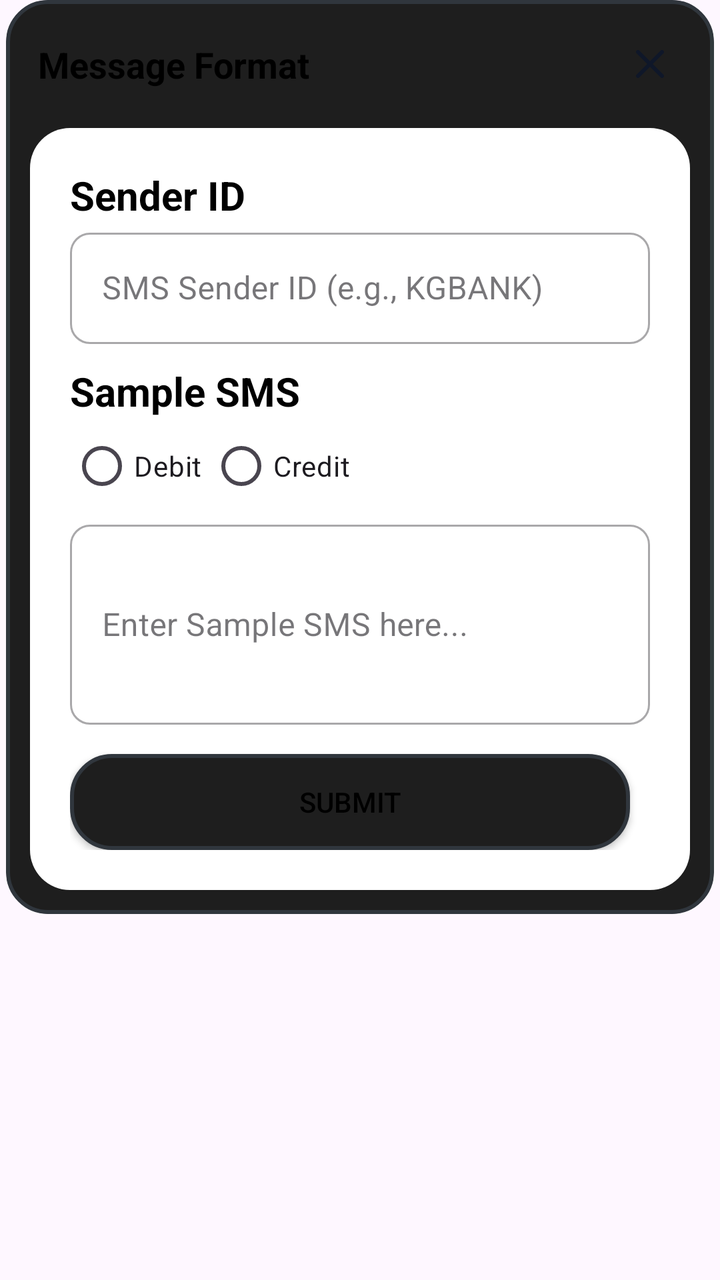
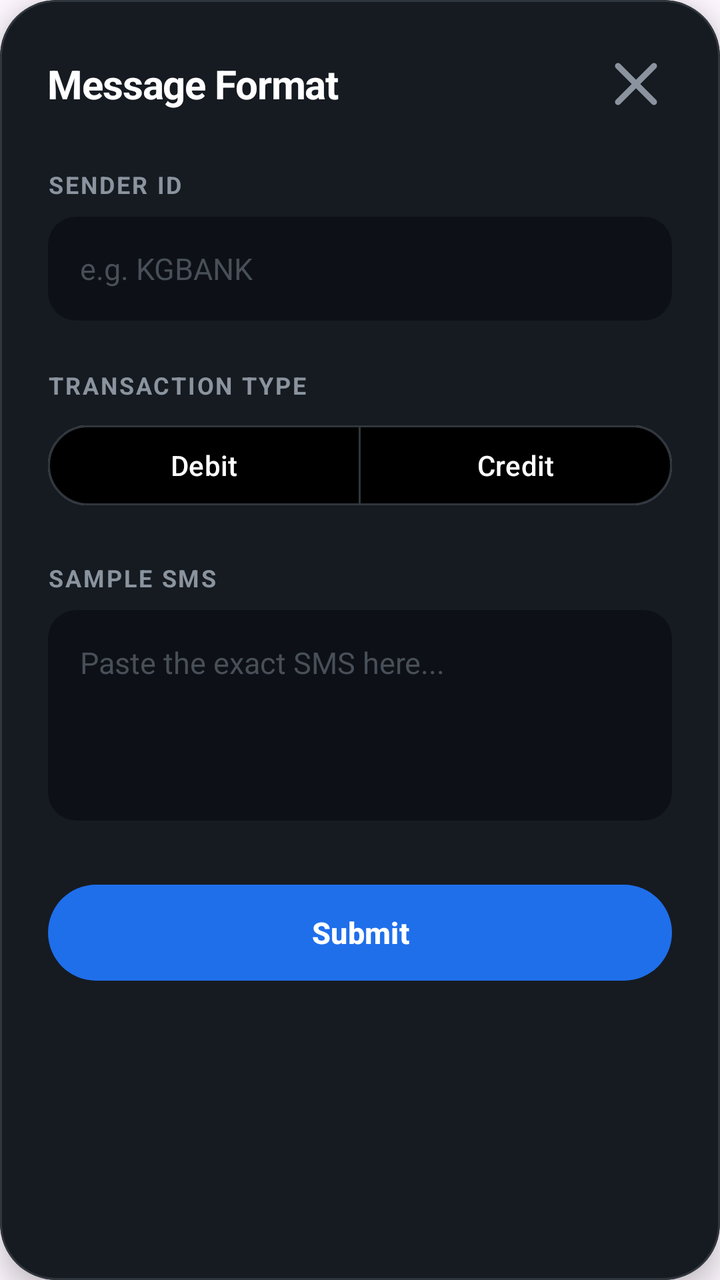

An Android layout rendered at two revisions. The XML below is the earlier revision; the diff shows what the commit changed to produce the second picture.
<!-- AndroidManifest.xml: application theme Theme.Miniproject -->
<!-- res/layout/setupdialog.xml -->
<RelativeLayout
    xmlns:android="http://schemas.android.com/apk/res/android"
    android:layout_height="wrap_content"
    android:layout_width="wrap_content">

<androidx.constraintlayout.widget.ConstraintLayout
    xmlns:app="http://schemas.android.com/apk/res-auto"
    android:layout_width="match_parent"
    android:layout_height="wrap_content"
    android:layout_marginHorizontal="3dp"
    android:padding="12dp"
    android:background="@drawable/rect1"
    android:clipToOutline="true">

    <TextView
        android:id="@+id/dialogTitle"
        android:layout_width="0dp"
        android:layout_height="wrap_content"
        android:text="Message Format"
        android:textSize="18sp"
        android:textStyle="bold"
        android:textColor="@android:color/black"
        android:layout_marginStart="4dp"
        app:layout_constraintStart_toStartOf="parent"
        app:layout_constraintEnd_toStartOf="@+id/closeButton"
        app:layout_constraintTop_toTopOf="@+id/closeButton"
        app:layout_constraintBottom_toBottomOf="@+id/closeButton"/>

    <ImageButton
        android:id="@+id/closeButton"
        android:layout_width="40dp"
        android:layout_height="40dp"
        android:padding="8dp"
        android:scaleType="fitCenter"
        android:background="?attr/selectableItemBackgroundBorderless"
        android:src="@drawable/close_x_svgrepo_com"
        android:contentDescription="Close dialog"
        app:layout_constraintEnd_toEndOf="parent"
        app:layout_constraintTop_toTopOf="parent" />

    <LinearLayout
        android:id="@+id/contentLayout"
        android:layout_width="0dp"
        android:layout_height="wrap_content"
        android:layout_marginTop="12dp"
        android:background="@drawable/rect2"
        android:orientation="vertical"
        android:padding="20dp"
        app:layout_constraintTop_toBottomOf="@+id/closeButton"
        app:layout_constraintBottom_toBottomOf="parent"
        app:layout_constraintStart_toStartOf="parent"
        app:layout_constraintEnd_toEndOf="parent">
        <TextView
            android:layout_width="match_parent"
            android:layout_height="wrap_content"
            android:text="Sender ID"
            android:textStyle="bold"
            android:textColor="@color/black"
            android:textSize="20sp"/>

        <com.google.android.material.textfield.TextInputLayout
            android:layout_width="match_parent"
            android:layout_height="wrap_content"
            style="@style/Widget.MaterialComponents.TextInputLayout.OutlinedBox"
            android:layout_marginBottom="10dp"
            app:boxBackgroundColor="@android:color/white"
            app:boxCornerRadiusTopStart="10dp"
            app:boxCornerRadiusTopEnd="10dp"
            app:boxCornerRadiusBottomStart="10dp"
            app:boxCornerRadiusBottomEnd="10dp">

            <com.google.android.material.textfield.TextInputEditText
                android:id="@+id/senderid"
                android:layout_width="match_parent"
                android:layout_height="wrap_content"
                android:textColor="@color/black"
                android:hint="SMS Sender ID (e.g., KGBANK)" />

        </com.google.android.material.textfield.TextInputLayout>

        <TextView
            android:layout_width="match_parent"
            android:layout_height="wrap_content"
            android:text="Sample SMS"
            android:textStyle="bold"
            android:textColor="@color/black"
            android:textSize="20sp"/>
        <RadioGroup
            android:id="@+id/radiogp"
            android:layout_width="wrap_content"
            android:layout_height="wrap_content"
            android:orientation="horizontal">
            <RadioButton
                android:id="@+id/radio0"
                android:layout_width="wrap_content"
                android:layout_height="wrap_content"
                android:text="Debit "/>
            <RadioButton
                android:id="@+id/radio1"
                android:layout_width="wrap_content"
                android:layout_height="wrap_content"
                android:text="Credit "/>
        </RadioGroup>
        <com.google.android.material.textfield.TextInputLayout
            android:layout_width="match_parent"
            android:layout_height="120dp"
            style="@style/Widget.MaterialComponents.TextInputLayout.OutlinedBox"
            app:boxBackgroundColor="@android:color/white"
            app:boxCornerRadiusTopStart="10dp"
            app:boxCornerRadiusTopEnd="10dp"
            app:boxCornerRadiusBottomStart="10dp"
            app:boxCornerRadiusBottomEnd="10dp">

            <com.google.android.material.textfield.TextInputEditText
                android:layout_width="match_parent"
                android:textColor="@color/black"
                android:layout_height="100dp"
                android:id="@+id/samplesms"
                android:hint="Enter Sample SMS here..."/>
        </com.google.android.material.textfield.TextInputLayout>


            <androidx.appcompat.widget.AppCompatButton
                android:layout_width="match_parent"
                android:layout_height="wrap_content"
                android:id="@+id/submitbtn"
                android:text="SUBMIT"
                android:layout_marginRight="10dp"
                android:background="@drawable/rect1"
                android:textColor="@color/black"
                />
        </LinearLayout>

</androidx.constraintlayout.widget.ConstraintLayout>
</RelativeLayout>
<!-- resources referenced by this layout -->
<resources>
  <color name="black">#FF000000</color>
  <!-- drawable close_x_svgrepo_com (drawable) -->
  <vector xmlns:android="http://schemas.android.com/apk/res/android"
      android:width="800dp"
      android:height="800dp"
      android:viewportWidth="24"
      android:viewportHeight="24">
    <path
        android:pathData="M5.293,5.293C5.683,4.902 6.317,4.902 6.707,5.293L12,10.586L17.293,5.293C17.683,4.902 18.317,4.902 18.707,5.293C19.098,5.683 19.098,6.317 18.707,6.707L13.414,12L18.707,17.293C19.098,17.683 19.098,18.317 18.707,18.707C18.317,19.098 17.683,19.098 17.293,18.707L12,13.414L6.707,18.707C6.317,19.098 5.683,19.098 5.293,18.707C4.902,18.317 4.902,17.683 5.293,17.293L10.586,12L5.293,6.707C4.902,6.317 4.902,5.683 5.293,5.293Z"
        android:fillColor="#0F1729"
        android:fillType="evenOdd"/>
  </vector>
  <!-- drawable rect1 (drawable) -->
  <?xml version="1.0" encoding="utf-8"?>
  <shape xmlns:android="http://schemas.android.com/apk/res/android"
      android:shape="rectangle">
  
      <solid android:color="@color/blockcolor"/>
  
      <corners android:radius="20dp"/>
  
      <stroke
          android:width="2dp"
          android:color="#30363D"/>
  
  </shape>
  <!-- drawable rect2 (drawable) -->
  <?xml version="1.0" encoding="utf-8"?>
  <shape xmlns:android="http://schemas.android.com/apk/res/android"
      android:shape="rectangle">
      <solid android:color="#FFFFFF"/>
      <corners android:radius="20dp"/>
  </shape>
  <style name="Theme.Miniproject" parent="Base.Theme.Miniproject" />
  <color name="blockcolor">#1E1E1E</color>
  <style name="Base.Theme.Miniproject" parent="Theme.Material3.DayNight.NoActionBar">
          
          
      </style>
</resources>

<!-- the commit's change to res/layout/setupdialog.xml (unified diff, before → after) -->
@@ -1,135 +1,169 @@
-<RelativeLayout
+<?xml version="1.0" encoding="utf-8"?>
+<com.google.android.material.card.MaterialCardView
     xmlns:android="http://schemas.android.com/apk/res/android"
-    android:layout_height="wrap_content"
-    android:layout_width="wrap_content">
-
-<androidx.constraintlayout.widget.ConstraintLayout
     xmlns:app="http://schemas.android.com/apk/res-auto"
     android:layout_width="match_parent"
     android:layout_height="wrap_content"
-    android:layout_marginHorizontal="3dp"
-    android:padding="12dp"
-    android:background="@drawable/rect1"
-    android:clipToOutline="true">
-
-    <TextView
-        android:id="@+id/dialogTitle"
-        android:layout_width="0dp"
-        android:layout_height="wrap_content"
-        android:text="Message Format"
-        android:textSize="18sp"
-        android:textStyle="bold"
-        android:textColor="@android:color/black"
-        android:layout_marginStart="4dp"
-        app:layout_constraintStart_toStartOf="parent"
-        app:layout_constraintEnd_toStartOf="@+id/closeButton"
-        app:layout_constraintTop_toTopOf="@+id/closeButton"
-        app:layout_constraintBottom_toBottomOf="@+id/closeButton"/>
-
-    <ImageButton
-        android:id="@+id/closeButton"
-        android:layout_width="40dp"
-        android:layout_height="40dp"
-        android:padding="8dp"
-        android:scaleType="fitCenter"
-        android:background="?attr/selectableItemBackgroundBorderless"
-        android:src="@drawable/close_x_svgrepo_com"
-        android:contentDescription="Close dialog"
-        app:layout_constraintEnd_toEndOf="parent"
-        app:layout_constraintTop_toTopOf="parent" />
+    android:layout_margin="20dp"
+    app:cardBackgroundColor="#161B22"
+    app:cardCornerRadius="28dp"
+    app:cardElevation="8dp"
+    app:strokeWidth="1dp"
+    app:strokeColor="#30363D">
 
     <LinearLayout
         android:id="@+id/contentLayout"
-        android:layout_width="0dp"
+        android:layout_width="match_parent"
         android:layout_height="wrap_content"
-        android:layout_marginTop="12dp"
-        android:background="@drawable/rect2"
         android:orientation="vertical"
-        android:padding="20dp"
-        app:layout_constraintTop_toBottomOf="@+id/closeButton"
-        app:layout_constraintBottom_toBottomOf="parent"
-        app:layout_constraintStart_toStartOf="parent"
-        app:layout_constraintEnd_toEndOf="parent">
-        <TextView
+        android:padding="24dp">
+
+        <RelativeLayout
             android:layout_width="match_parent"
             android:layout_height="wrap_content"
-            android:text="Sender ID"
+            android:layout_marginBottom="24dp">
+
+            <TextView
+                android:id="@+id/dialogTitle"
+                android:layout_width="wrap_content"
+                android:layout_height="wrap_content"
+                android:layout_centerVertical="true"
+                android:text="Message Format"
+                android:textColor="#FFFFFF"
+                android:textSize="20sp"
+                android:textStyle="bold"
+                android:letterSpacing="-0.02"/>
+
+            <ImageButton
+                android:id="@+id/closeButton"
+                android:layout_width="36dp"
+                android:layout_height="36dp"
+                android:layout_alignParentEnd="true"
+                android:layout_centerVertical="true"
+                android:background="?attr/selectableItemBackgroundBorderless"
+                android:src="@drawable/close_x_svgrepo_com"
+                android:scaleType="centerInside"
+                app:tint="#8B949E"
+                android:contentDescription="Close dialog" />
+        </RelativeLayout>
+
+        <TextView
+            android:layout_width="wrap_content"
+            android:layout_height="wrap_content"
+            android:text="SENDER ID"
+            android:textColor="#8B949E"
+            android:textSize="12sp"
             android:textStyle="bold"
-            android:textColor="@color/black"
-            android:textSize="20sp"/>
+            android:letterSpacing="0.08"
+            android:layout_marginBottom="8dp" />
 
-        <com.google.android.material.textfield.TextInputLayout
+        <com.google.android.material.card.MaterialCardView
             android:layout_width="match_parent"
             android:layout_height="wrap_content"
-            style="@style/Widget.MaterialComponents.TextInputLayout.OutlinedBox"
-            android:layout_marginBottom="10dp"
-            app:boxBackgroundColor="@android:color/white"
-            app:boxCornerRadiusTopStart="10dp"
-            app:boxCornerRadiusTopEnd="10dp"
-            app:boxCornerRadiusBottomStart="10dp"
-            app:boxCornerRadiusBottomEnd="10dp">
+            app:cardBackgroundColor="#0D1117"
+            app:cardCornerRadius="14dp"
+            app:strokeWidth="0dp"
+            android:layout_marginBottom="24dp">
 
-            <com.google.android.material.textfield.TextInputEditText
+            <EditText
                 android:id="@+id/senderid"
                 android:layout_width="match_parent"
-                android:layout_height="wrap_content"
-                android:textColor="@color/black"
-                android:hint="SMS Sender ID (e.g., KGBANK)" />
-
-        </com.google.android.material.textfield.TextInputLayout>
+                android:layout_height="52dp"
+                android:background="@null"
+                android:hint="e.g. KGBANK"
+                android:textColorHint="#484F58"
+                android:textColor="#FFFFFF"
+                android:inputType="textCapCharacters"
+                android:textSize="15sp"
+                android:paddingHorizontal="16dp"/>
+        </com.google.android.material.card.MaterialCardView>
 
         <TextView
+            android:layout_width="wrap_content"
+            android:layout_height="wrap_content"
+            android:text="TRANSACTION TYPE"
+            android:textColor="#8B949E"
+            android:textSize="12sp"
+            android:textStyle="bold"
+            android:letterSpacing="0.08"
+            android:layout_marginBottom="8dp" />
+
+        <com.google.android.material.button.MaterialButtonToggleGroup
+            android:id="@+id/radiogp"
             android:layout_width="match_parent"
             android:layout_height="wrap_content"
-            android:text="Sample SMS"
-            android:textStyle="bold"
-            android:textColor="@color/black"
-            android:textSize="20sp"/>
-        <RadioGroup
-            android:id="@+id/radiogp"
+            app:singleSelection="true"
+            app:selectionRequired="true"
+            app:checkedButton="@+id/radio0"
+            android:layout_marginBottom="24dp">
+
+            <com.google.android.material.button.MaterialButton
+                android:id="@+id/radio0"
+                style="?attr/materialButtonOutlinedStyle"
+                android:layout_width="0dp"
+                android:layout_weight="1"
+                android:layout_height="wrap_content"
+                android:text="Debit"
+                android:textColor="#FFFFFF"
+                app:strokeColor="#30363D"
+                app:backgroundTint="@null"/>
+
+            <com.google.android.material.button.MaterialButton
+                android:id="@+id/radio1"
+                style="?attr/materialButtonOutlinedStyle"
+                android:layout_width="0dp"
+                android:layout_weight="1"
+                android:layout_height="wrap_content"
+                android:text="Credit"
+                android:textColor="#FFFFFF"
+                app:strokeColor="#30363D"
+                app:backgroundTint="@null"/>
+        </com.google.android.material.button.MaterialButtonToggleGroup>
+
+        <TextView
             android:layout_width="wrap_content"
             android:layout_height="wrap_content"
-            android:orientation="horizontal">
-            <RadioButton
-                android:id="@+id/radio0"
-                android:layout_width="wrap_content"
-                android:layout_height="wrap_content"
-                android:text="Debit "/>
-            <RadioButton
-                android:id="@+id/radio1"
-                android:layout_width="wrap_content"
-                android:layout_height="wrap_content"
-                android:text="Credit "/>
-        </RadioGroup>
-        <com.google.android.material.textfield.TextInputLayout
+            android:text="SAMPLE SMS"
+            android:textColor="#8B949E"
+            android:textSize="12sp"
+            android:textStyle="bold"
+            android:letterSpacing="0.08"
+            android:layout_marginBottom="8dp" />
+
+        <com.google.android.material.card.MaterialCardView
             android:layout_width="match_parent"
-            android:layout_height="120dp"
-            style="@style/Widget.MaterialComponents.TextInputLayout.OutlinedBox"
-            app:boxBackgroundColor="@android:color/white"
-            app:boxCornerRadiusTopStart="10dp"
-            app:boxCornerRadiusTopEnd="10dp"
-            app:boxCornerRadiusBottomStart="10dp"
-            app:boxCornerRadiusBottomEnd="10dp">
+            android:layout_height="wrap_content"
+            app:cardBackgroundColor="#0D1117"
+            app:cardCornerRadius="14dp"
+            app:strokeWidth="0dp"
+            android:layout_marginBottom="28dp">
 
-            <com.google.android.material.textfield.TextInputEditText
-                android:layout_width="match_parent"
-                android:textColor="@color/black"
-                android:layout_height="100dp"
+            <EditText
                 android:id="@+id/samplesms"
-                android:hint="Enter Sample SMS here..."/>
-        </com.google.android.material.textfield.TextInputLayout>
-
-
-            <androidx.appcompat.widget.AppCompatButton
                 android:layout_width="match_parent"
                 android:layout_height="wrap_content"
-                android:id="@+id/submitbtn"
-                android:text="SUBMIT"
-                android:layout_marginRight="10dp"
-                android:background="@drawable/rect1"
-                android:textColor="@color/black"
-                />
-        </LinearLayout>
+                android:minLines="4"
+                android:background="@null"
+                android:hint="Paste the exact SMS here..."
+                android:textColorHint="#484F58"
+                android:textColor="#FFFFFF"
+                android:inputType="textMultiLine"
+                android:gravity="top|start"
+                android:textSize="15sp"
+                android:padding="16dp"/>
+        </com.google.android.material.card.MaterialCardView>
 
-</androidx.constraintlayout.widget.ConstraintLayout>
-</RelativeLayout>
+        <com.google.android.material.button.MaterialButton
+            android:id="@+id/submitbtn"
+            android:layout_width="match_parent"
+            android:layout_height="56dp"
+            android:text="Submit"
+            android:textColor="#FFFFFF"
+            android:textSize="15sp"
+            android:textStyle="bold"
+            app:backgroundTint="#1F6FEB"
+            app:cornerRadius="28dp"
+            app:elevation="0dp"/>
+
+    </LinearLayout>
+</com.google.android.material.card.MaterialCardView>
<!-- resource entries referenced after the edit -->
@@ -1,6 +1,5 @@
 <!-- resources referenced by this layout -->
 <resources>
-  <color name="black">#FF000000</color>
   <!-- drawable close_x_svgrepo_com (drawable) -->
   <vector xmlns:android="http://schemas.android.com/apk/res/android"
       android:width="800dp"
@@ -12,29 +11,7 @@
         android:fillColor="#0F1729"
         android:fillType="evenOdd"/>
   </vector>
-  <!-- drawable rect1 (drawable) -->
-  <?xml version="1.0" encoding="utf-8"?>
-  <shape xmlns:android="http://schemas.android.com/apk/res/android"
-      android:shape="rectangle">
-  
-      <solid android:color="@color/blockcolor"/>
-  
-      <corners android:radius="20dp"/>
-  
-      <stroke
-          android:width="2dp"
-          android:color="#30363D"/>
-  
-  </shape>
-  <!-- drawable rect2 (drawable) -->
-  <?xml version="1.0" encoding="utf-8"?>
-  <shape xmlns:android="http://schemas.android.com/apk/res/android"
-      android:shape="rectangle">
-      <solid android:color="#FFFFFF"/>
-      <corners android:radius="20dp"/>
-  </shape>
   <style name="Theme.Miniproject" parent="Base.Theme.Miniproject" />
-  <color name="blockcolor">#1E1E1E</color>
   <style name="Base.Theme.Miniproject" parent="Theme.Material3.DayNight.NoActionBar">
           
           
